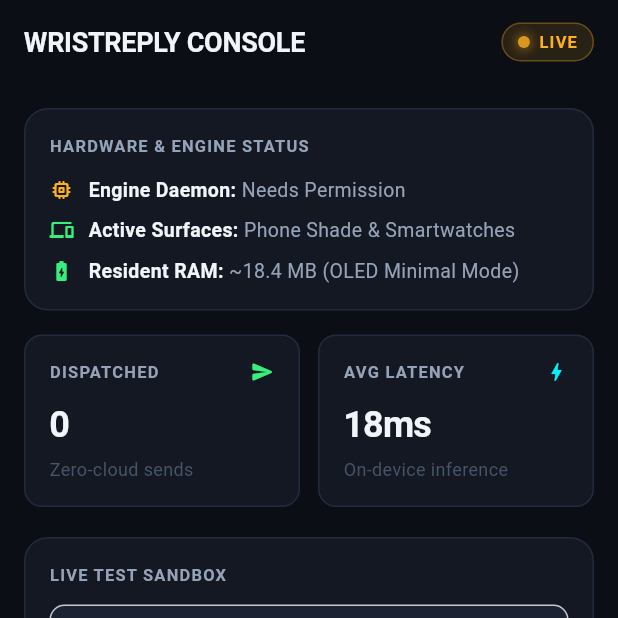
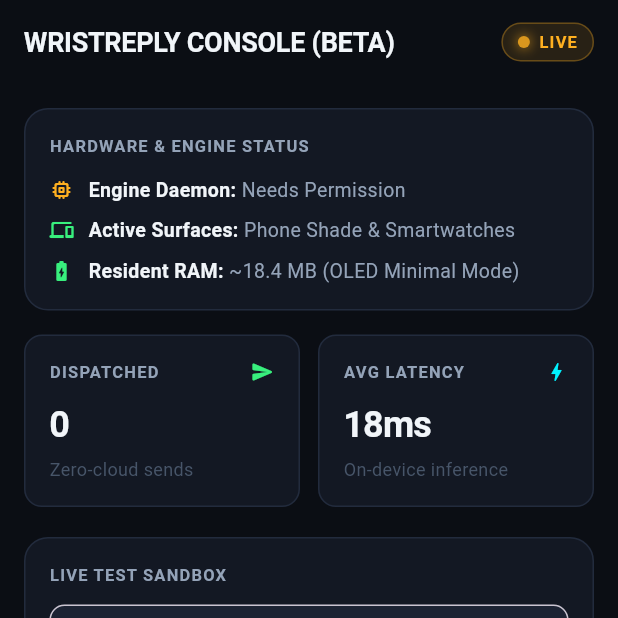
Before and after one commit to mahmud-r-farhan/WristReply, a Flutter app: the DashboardScreen screen opened directly, on a phone screen of 412 x 824 dp, the top half of it. Run offline on Flutter 3.47's test engine with Material 3 defaults, Android fonts, the phone set to English and light mode, and no system bars.

Commit message:
git push

```diff
--- a/lib/core/constants/app_strings.dart
+++ b/lib/core/constants/app_strings.dart
@@ -31,7 +31,7 @@ class AppStrings {
   static const String grantOptional = 'ENABLE OPTIONAL';
   static const String launchConsole = 'LAUNCH CONSOLE';
 
-  static const String liveConsole = 'WRISTREPLY CONSOLE';
+  static const String liveConsole = 'WRISTREPLY CONSOLE (BETA)';
   static const String liveIndicator = 'LIVE';
   static const String engineStatus = 'HARDWARE & ENGINE STATUS';
   static const String performanceSnapshot = 'PERFORMANCE SNAPSHOT';
--- a/pubspec.yaml
+++ b/pubspec.yaml
@@ -16,7 +16,7 @@ publish_to: 'none' # Remove this line if you wish to publish to pub.dev
 # https://developer.apple.com/library/archive/documentation/General/Reference/InfoPlistKeyReference/Articles/CoreFoundationKeys.html
 # In Windows, build-name is used as the major, minor, and patch parts
 # of the product and file versions while build-number is used as the build suffix.
-version: 1.0.0+1
+version: 0.1.0+1
 
 environment:
   sdk: ^3.12.2
```
